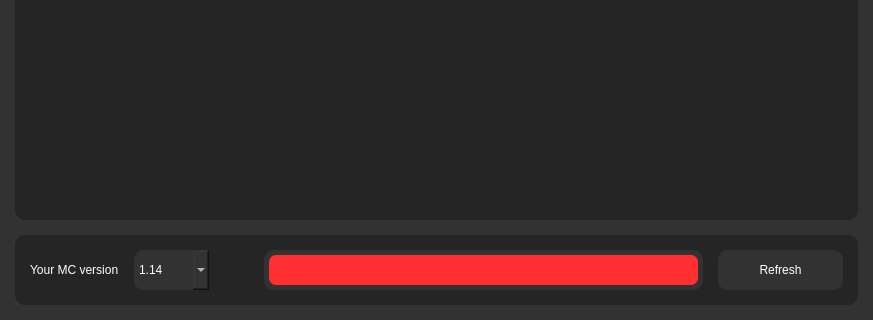
This is main.ui in TimNekk/mc-mod-updater as Qt 5 draws it before an edit; both pictures show x 0 to 873 and y 352 to 672 of the 873 by 672 pixel window. The edited form follows.
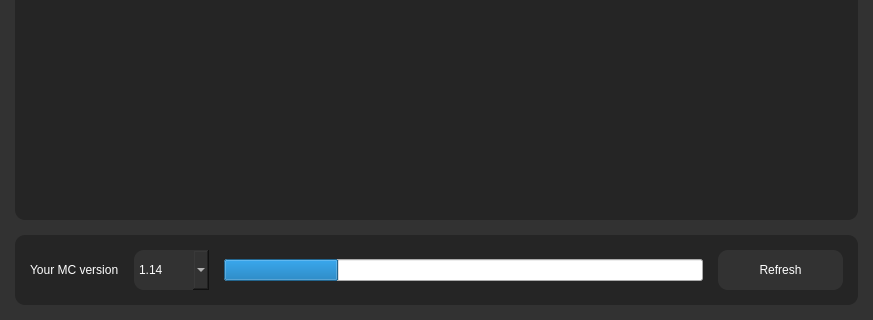
This is the edited form.

```diff
--- a/main.ui
+++ b/main.ui
@@ -1154,55 +1154,16 @@
             </widget>
            </item>
            <item>
-            <spacer name="horizontalSpacer">
-             <property name="orientation">
-              <enum>Qt::Horizontal</enum>
+            <widget class="QProgressBar" name="progressBar">
+             <property name="value">
+              <number>24</number>
              </property>
-             <property name="sizeType">
-              <enum>QSizePolicy::Minimum</enum>
+             <property name="textVisible">
+              <bool>false</bool>
              </property>
-             <property name="sizeHint" stdset="0">
-              <size>
-               <width>40</width>
-               <height>20</height>
-              </size>
+             <property name="textDirection">
+              <enum>QProgressBar::TopToBottom</enum>
              </property>
-            </spacer>
-           </item>
-           <item>
-            <widget class="QWidget" name="progress_bar_widget" native="true">
-             <property name="sizePolicy">
-              <sizepolicy hsizetype="MinimumExpanding" vsizetype="Preferred">
-               <horstretch>0</horstretch>
-               <verstretch>0</verstretch>
-              </sizepolicy>
-             </property>
-             <property name="maximumSize">
-              <size>
-               <width>16777215</width>
-               <height>40</height>
-              </size>
-             </property>
-             <layout class="QVBoxLayout" name="verticalLayout_10">
-              <property name="spacing">
-               <number>0</number>
-              </property>
-              <property name="leftMargin">
-               <number>5</number>
-              </property>
-              <property name="topMargin">
-               <number>5</number>
-              </property>
-              <property name="rightMargin">
-               <number>5</number>
-              </property>
-              <property name="bottomMargin">
-               <number>5</number>
-              </property>
-              <item>
-               <widget class="QWidget" name="progress_bar" native="true"/>
-              </item>
-             </layout>
             </widget>
            </item>
            <item>
```
Left out of the diff: 6 changed lines with no effect on the pictures.
